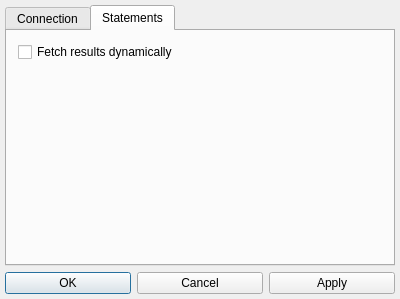
The window that ODBC_Query/ODBC_OptionsDialog.ui (Edder/odbc-query) describes before a commit, drawn with Qt 5.
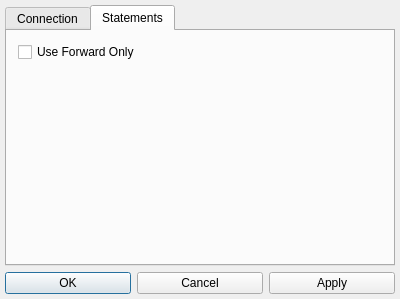
The same window after the commit. The open tabs and pages were chosen to show the change. Icons and pictures are not drawn.

The edit to the form file:
```diff
--- a/ODBC_Query/ODBC_OptionsDialog.ui
+++ b/ODBC_Query/ODBC_OptionsDialog.ui
@@ -131,7 +131,7 @@
               <string>Determines whether select statements results should be fetched dynamically</string>
              </property>
              <property name="text">
-              <string>Fetch results dynamically</string>
+              <string>Use Forward Only</string>
              </property>
             </widget>
            </item>
```
Left out of the diff: 17 changed lines with no effect on the pictures.
